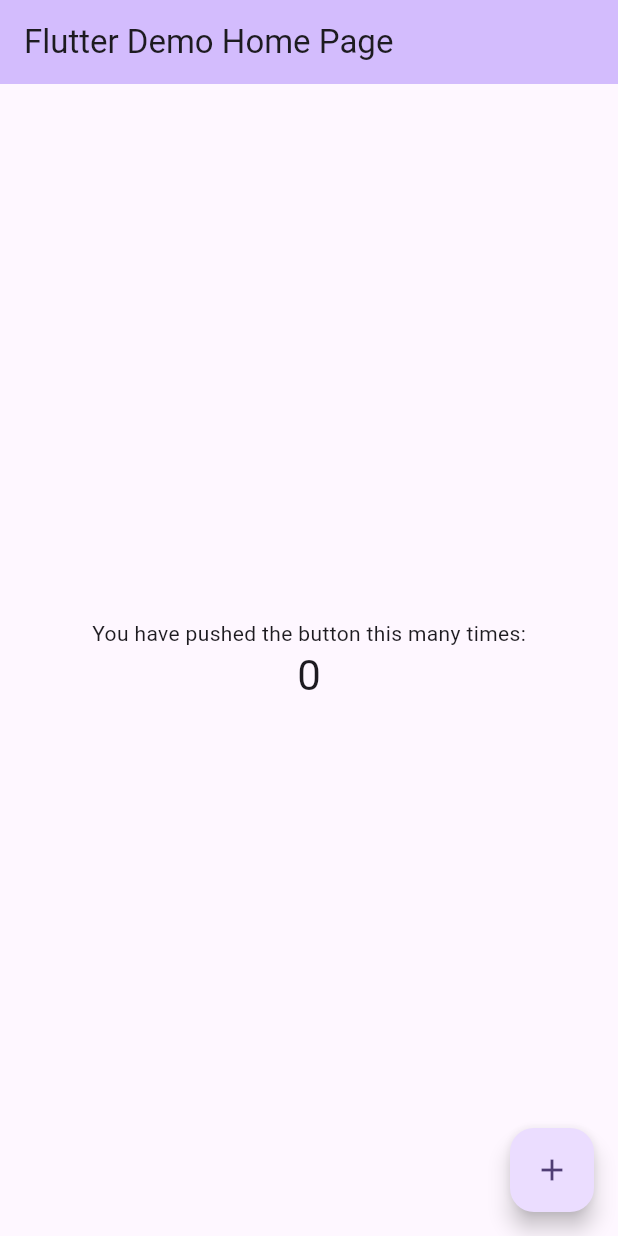
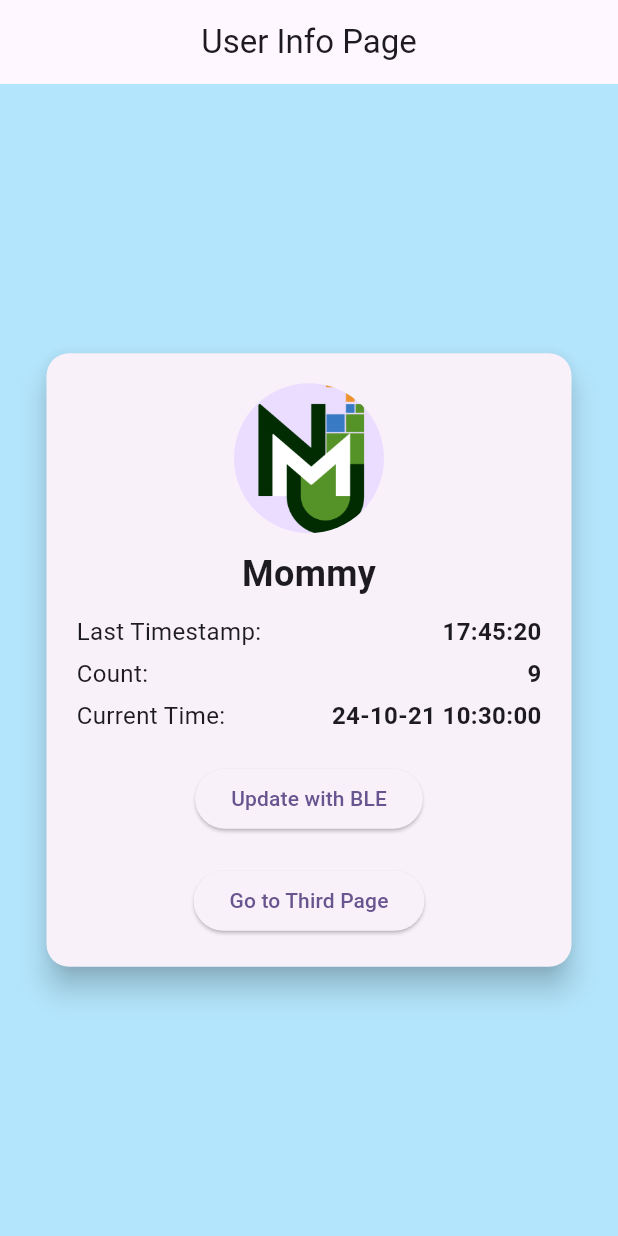
Before and after one commit to ThepokKung/KickBaby_01, a Flutter app: the screen it shows after launch, on a phone screen of 412 x 824 dp. Run offline on Flutter 3.47's test engine with Material 3 defaults, Android fonts, the phone set to English and light mode, and no system bars.

Commit message:
Add image and button for go next page

```diff
--- a/lib/main.dart
+++ b/lib/main.dart
@@ -1,4 +1,7 @@
 import 'package:flutter/material.dart';
+
+/* Import Screen here */
+import 'screens/home_screen.dart';
 
 void main() {
   runApp(const MyApp());
@@ -6,120 +9,18 @@
 
 class MyApp extends StatelessWidget {
   const MyApp({super.key});
-
-  // This widget is the root of your application.
   @override
   Widget build(BuildContext context) {
     return MaterialApp(
       title: 'Flutter Demo',
       theme: ThemeData(
-        // This is the theme of your application.
-        //
-        // TRY THIS: Try running your application with "flutter run". You'll see
-        // the application has a purple toolbar. Then, without quitting the app,
-        // try changing the seedColor in the colorScheme below to Colors.green
-        // and then invoke "hot reload" (save your changes or press the "hot
-        // reload" button in a Flutter-supported IDE, or press "r" if you used
-        // the command line to start the app).
-        //
-        // Notice that the counter didn't reset back to zero; the application
-        // state is not lost during the reload. To reset the state, use hot
-        // restart instead.
-        //
-        // This works for code too, not just values: Most code changes can be
-        // tested with just a hot reload.
         colorScheme: ColorScheme.fromSeed(seedColor: Colors.deepPurple),
         useMaterial3: true,
       ),
-      home: const MyHomePage(title: 'Flutter Demo Home Page'),
+      initialRoute: '/home',
+      routes: {
+        '/home' : (context) => const HomePage(),
+      },
     );
   }
 }
-
-class MyHomePage extends StatefulWidget {
-  const MyHomePage({super.key, required this.title});
-
-  // This widget is the home page of your application. It is stateful, meaning
-  // that it has a State object (defined below) that contains fields that affect
-  // how it looks.
-
-  // This class is the configuration for the state. It holds the values (in this
-  // case the title) provided by the parent (in this case the App widget) and
-  // used by the build method of the State. Fields in a Widget subclass are
-  // always marked "final".
-
-  final String title;
-
-  @override
-  State<MyHomePage> createState() => _MyHomePageState();
-}
-
-class _MyHomePageState extends State<MyHomePage> {
-  int _counter = 0;
-
-  void _incrementCounter() {
-    setState(() {
-      // This call to setState tells the Flutter framework that something has
-      // changed in this State, which causes it to rerun the build method below
-      // so that the display can reflect the updated values. If we changed
-      // _counter without calling setState(), then the build method would not be
-      // called again, and so nothing would appear to happen.
-      _counter++;
-    });
-  }
-
-  @override
-  Widget build(BuildContext context) {
-    // This method is rerun every time setState is called, for instance as done
-    // by the _incrementCounter method above.
-    //
-    // The Flutter framework has been optimized to make rerunning build methods
-    // fast, so that you can just rebuild anything that needs updating rather
-    // than having to individually change instances of widgets.
-    return Scaffold(
-      appBar: AppBar(
-        // TRY THIS: Try changing the color here to a specific color (to
-        // Colors.amber, perhaps?) and trigger a hot reload to see the AppBar
-        // change color while the other colors stay the same.
-        backgroundColor: Theme.of(context).colorScheme.inversePrimary,
-        // Here we take the value from the MyHomePage object that was created by
-        // the App.build method, and use it to set our appbar title.
-        title: Text(widget.title),
-      ),
-      body: Center(
-        // Center is a layout widget. It takes a single child and positions it
-        // in the middle of the parent.
-        child: Column(
-          // Column is also a layout widget. It takes a list of children and
-          // arranges them vertically. By default, it sizes itself to fit its
-          // children horizontally, and tries to be as tall as its parent.
-          //
-          // Column has various properties to control how it sizes itself and
-          // how it positions its children. Here we use mainAxisAlignment to
-          // center the children vertically; the main axis here is the vertical
-          // axis because Columns are vertical (the cross axis would be
-          // horizontal).
-          //
-          // TRY THIS: Invoke "debug painting" (choose the "Toggle Debug Paint"
-          // action in the IDE, or press "p" in the console), to see the
-          // wireframe for each widget.
-          mainAxisAlignment: MainAxisAlignment.center,
-          children: <Widget>[
-            const Text(
-              'You have pushed the button this many times:',
-            ),
-            Text(
-              '$_counter',
-              style: Theme.of(context).textTheme.headlineMedium,
-            ),
-          ],
-        ),
-      ),
-      floatingActionButton: FloatingActionButton(
-        onPressed: _incrementCounter,
-        tooltip: 'Increment',
-        child: const Icon(Icons.add),
-      ), // This trailing comma makes auto-formatting nicer for build methods.
-    );
-  }
-}
--- a/lib/screens/home_screen.dart
+++ b/lib/screens/home_screen.dart
@@ -0,0 +1,157 @@
+import 'package:flutter/material.dart';
+import 'package:intl/intl.dart';
+
+/* Models Here */
+import '../models/kick.dart';
+
+/* Image Here */
+// import '../Image/icon_1.png';
+
+// Fake data to be displayed in the second page
+final List<Kick> demoData = [
+  Kick("10:15:30", 1),
+  Kick("12:45:20", 1),
+  Kick("11:15:30", 1),
+  Kick("13:45:20", 1),
+  Kick("15:45:20", 1),
+  Kick("19:45:20", 1),
+  Kick("18:45:20", 1),
+  Kick("16:45:20", 1),
+  Kick("17:45:20", 1),
+];
+
+class HomePage extends StatelessWidget {
+  const HomePage({Key? key}) : super(key: key);
+
+  @override
+  Widget build(BuildContext context) {
+    // Getting the last timestamp from the demoData
+    String lastTimestamp = demoData.last.timestamps;
+    // Getting the current count of timestamps
+    int count = demoData.length;
+    // Getting the current time
+    DateTime currentTime = DateTime.now();
+    String formattedDate = DateFormat('yy-MM-dd HH:mm:ss').format(currentTime);
+
+    return Scaffold(
+      appBar: AppBar(
+        title: Center(
+          child: const Text('User Info Page'),
+        ),
+      ),
+      body: Stack(
+        children: [
+          // Background
+          Container(
+            width: double.infinity,
+            height: double.infinity,
+            color: Colors.lightBlue[100],
+          ),
+          // Floating card
+          Center(
+            child: Card(
+              elevation: 8,
+              shape: RoundedRectangleBorder(
+                borderRadius: BorderRadius.circular(15),
+              ),
+              child: Container(
+                width: 350,
+                padding: const EdgeInsets.all(20),
+                child: Column(
+                  mainAxisSize: MainAxisSize.min,
+                  children: [
+                    // Picture (User Avatar)
+                    CircleAvatar(
+                      radius: 50,
+                      backgroundImage: AssetImage("lib/Image/icon_1.png"),
+                    ),
+                    const SizedBox(height: 10),
+                    // Name of User (Static or dynamic)
+                    const Text(
+                      'Mommy',
+                      style: TextStyle(
+                        fontSize: 24,
+                        fontWeight: FontWeight.bold,
+                      ),
+                    ),
+                    const SizedBox(height: 10),
+                    // Last timestamp
+                    Row(
+                      mainAxisAlignment: MainAxisAlignment.spaceBetween,
+                      children: [
+                        const Text(
+                          'Last Timestamp:',
+                          style: TextStyle(fontSize: 16),
+                        ),
+                        Text(
+                          lastTimestamp,
+                          style: const TextStyle(
+                            fontSize: 16,
+                            fontWeight: FontWeight.bold,
+                          ),
+                        ),
+                      ],
+                    ),
+                    const SizedBox(height: 5),
+                    // Count of timestamps
+                    Row(
+                      mainAxisAlignment: MainAxisAlignment.spaceBetween,
+                      children: [
+                        const Text(
+                          'Count:',
+                          style: TextStyle(fontSize: 16),
+                        ),
+                        Text(
+                          count.toString(),
+                          style: const TextStyle(
+                            fontSize: 16,
+                            fontWeight: FontWeight.bold,
+                          ),
+                        ),
+                      ],
+                    ),
+                    const SizedBox(height: 5),
+                    // Current time
+                    Row(
+                      mainAxisAlignment: MainAxisAlignment.spaceBetween,
+                      children: [
+                        const Text(
+                          'Current Time:',
+                          style: TextStyle(fontSize: 16),
+                        ),
+                        Text(
+                          // currentTime.toString(),
+                          formattedDate,
+                          style: const TextStyle(
+                            fontSize: 16,
+                            fontWeight: FontWeight.bold,
+                          ),
+                        ),
+                      ],
+                    ),
+                    const SizedBox(height: 20),
+                    // Button to navigate to third page
+                    ElevatedButton(
+                      onPressed: () {
+                        Navigator.pushNamed(context, '/home'); //FIX
+                      },
+                      child: const Text('Update with BLE'),
+                    ),
+                    const SizedBox(height: 20),
+                    // Button to navigate to third page
+                    ElevatedButton(
+                      onPressed: () {
+                        Navigator.pushNamed(context, '/second');
+                      },
+                      child: const Text('Go to Third Page'),
+                    ),
+                  ],
+                ),
+              ),
+            ),
+          ),
+        ],
+      ),
+    );
+  }
+}
--- a/pubspec.yaml
+++ b/pubspec.yaml
@@ -75,7 +75,8 @@ flutter_intl:
 
 # The following section is specific to Flutter packages.
 flutter:
-
+  assets:
+    - lib/Image/
   # The following line ensures that the Material Icons font is
   # included with your application, so that you can use the icons in
   # the material Icons class.
```
Also changed, not shown: lib/Image/icon_1.png (added), 2 other files.
